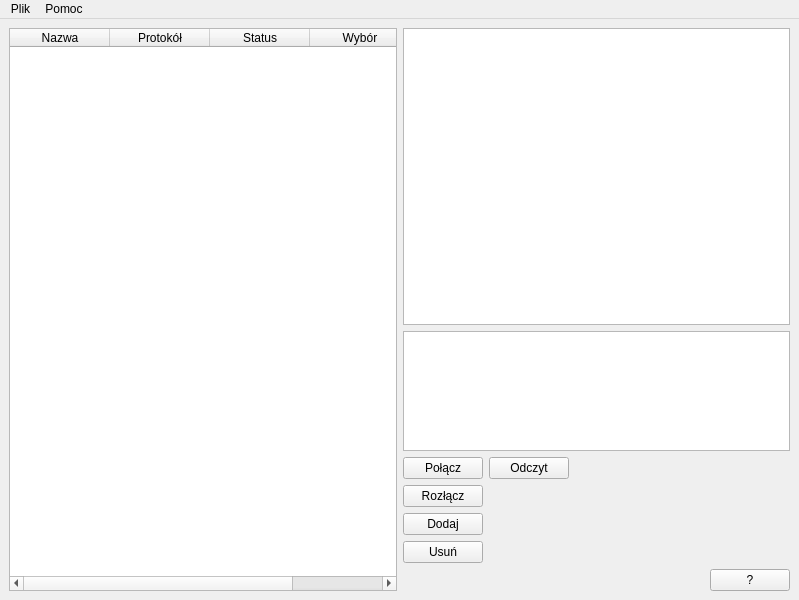
Above: LinuxClient/userinterface.ui from AdamStudies-PWR/ProjektZespolowyPWR before the change. Below: the same form after it.
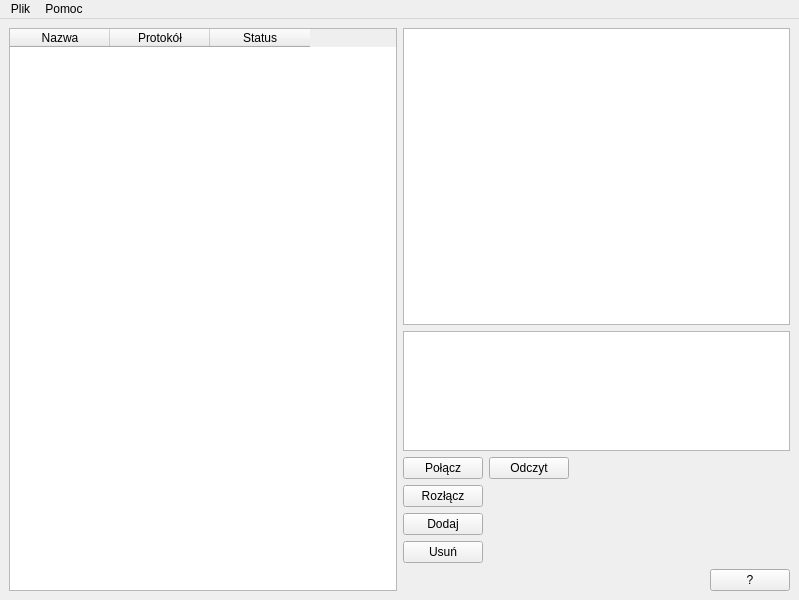
That is the form after the change.

Commit message: manual and whats this

```diff
--- a/LinuxClient/userinterface.ui
+++ b/LinuxClient/userinterface.ui
@@ -19,6 +19,9 @@
      <layout class="QGridLayout" name="gridLayout">
       <item row="0" column="0">
        <widget class="QTableWidget" name="iot_table">
+        <property name="columnCount">
+         <number>3</number>
+        </property>
         <column>
          <property name="text">
           <string>Nazwa</string>
@@ -34,11 +37,6 @@
           <string>Status</string>
          </property>
         </column>
-        <column>
-         <property name="text">
-          <string>Wybór</string>
-         </property>
-        </column>
        </widget>
       </item>
      </layout>
```
Left out of the diff: 2 changed lines with no effect on the pictures. The commit also changes 2 other files.
